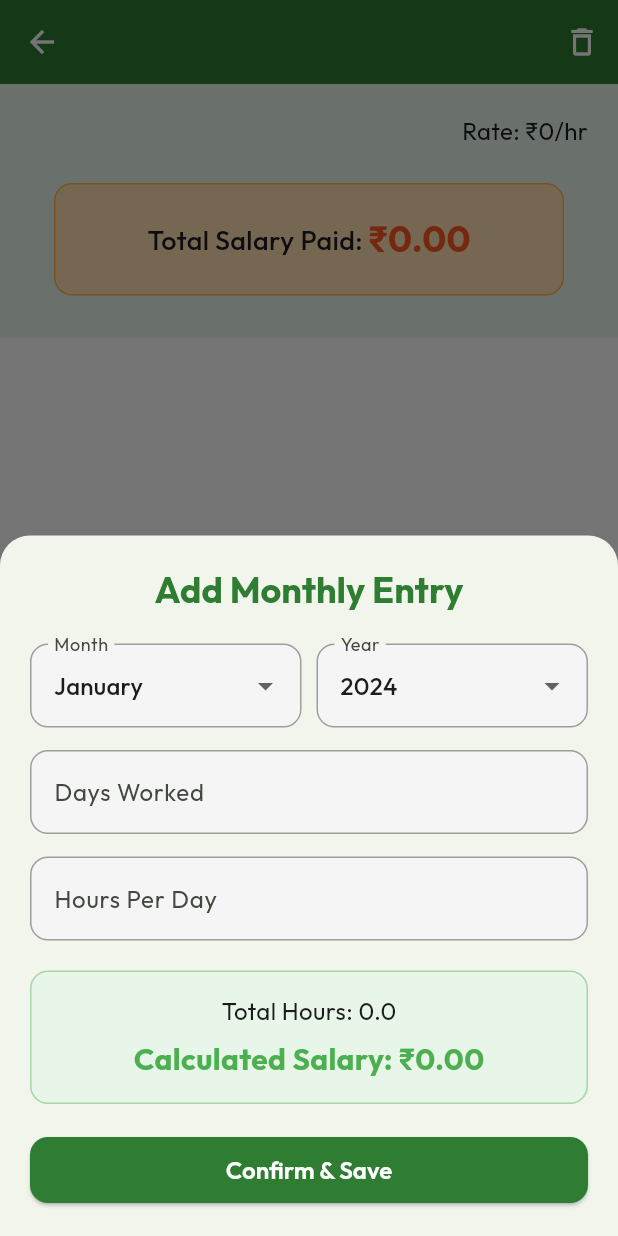
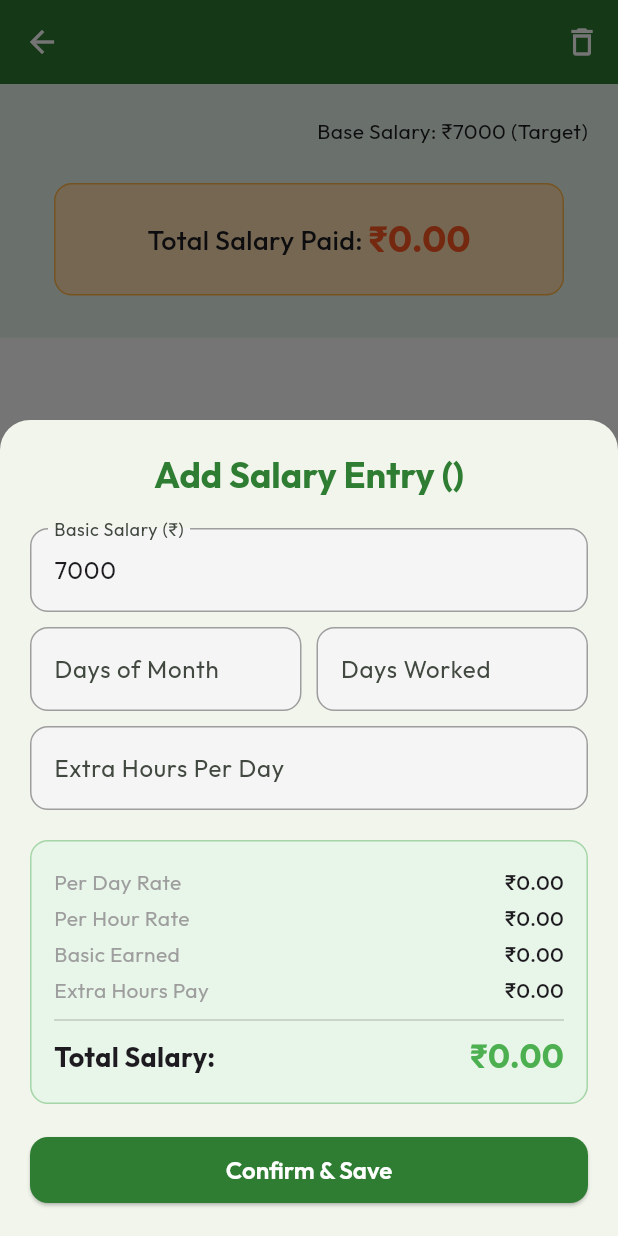
Before and after one commit to Ishwari2010/advait_academy, a Flutter app: the StaffDetailScreen screen opened directly with empty values, after a tap on "Add Monthly Entry", on a phone screen of 412 x 824 dp. Run offline on Flutter 3.47's test engine with Material 3 defaults, Android fonts, the phone set to English and light mode, and no system bars; our stand-ins replace google_fonts, supabase_flutter; accounts and stored records are empty.

Commit message:
Refine Teaching Records: hide month/year, show added date, set nulls in DB

```diff
--- a/lib/models/salary_record_model.dart
+++ b/lib/models/salary_record_model.dart
@@ -1,40 +1,63 @@
 class SalaryRecord {
   final String id;
   final String staffId;
-  final int month; // Changed from String to int (1-12)
-  final int year;
+  final int? month;
+  final int? year;
   final double daysWorked;
-  final double hoursPerDay;
-  final double totalHours;
-  final double hourlyRate;
-  final double calculatedSalary;
   final DateTime createdAt;
+
+  // New Fields for Redesign
+  final double? daysOfMonth;
+  final double? std9Hours;
+  final double? std10Hours;
+  final double? std9Amount;
+  final double? std10Amount;
+  final double? basicSalary;
+  final double? extraHoursPerDay;
+  final double? perDayRate;
+  final double? perHourRate;
+  final double? extraHoursPay;
+  final double? totalSalary;
 
   SalaryRecord({
     required this.id,
     required this.staffId,
-    required this.month,
-    required this.year,
+    this.month,
+    this.year,
     required this.daysWorked,
-    required this.hoursPerDay,
-    required this.totalHours,
-    required this.hourlyRate,
-    required this.calculatedSalary,
     required this.createdAt,
+    this.daysOfMonth,
+    this.std9Hours,
+    this.std10Hours,
+    this.std9Amount,
+    this.std10Amount,
+    this.basicSalary,
+    this.extraHoursPerDay,
+    this.perDayRate,
+    this.perHourRate,
+    this.extraHoursPay,
+    this.totalSalary,
   });
 
   factory SalaryRecord.fromMap(Map<String, dynamic> map) {
     return SalaryRecord(
       id: map["id"]?.toString() ?? "",
       staffId: map["staff_id"]?.toString() ?? "",
-      month: map["month"] ?? 1,
-      year: map["year"] ?? 0,
+      month: map["month"] as int?,
+      year: map["year"] as int?,
       daysWorked: (map["days_worked"] ?? 0).toDouble(),
-      hoursPerDay: (map["hours_per_day"] ?? 0).toDouble(),
-      totalHours: (map["total_hours"] ?? 0).toDouble(),
-      hourlyRate: (map["hourly_rate"] ?? 0).toDouble(),
-      calculatedSalary: (map["calculated_salary"] ?? 0).toDouble(),
       createdAt: DateTime.parse(map["created_at"]),
+      daysOfMonth: (map["days_of_month"] as num?)?.toDouble(),
+      std9Hours: (map["std9_hours"] as num?)?.toDouble(),
+      std10Hours: (map["std10_hours"] as num?)?.toDouble(),
+      std9Amount: (map["std9_amount"] as num?)?.toDouble(),
+      std10Amount: (map["std10_amount"] as num?)?.toDouble(),
+      basicSalary: (map["basic_salary"] as num?)?.toDouble(),
+      extraHoursPerDay: (map["extra_hours_per_day"] as num?)?.toDouble(),
+      perDayRate: (map["per_day_rate"] as num?)?.toDouble(),
+      perHourRate: (map["per_hour_rate"] as num?)?.toDouble(),
+      extraHoursPay: (map["extra_hours_pay"] as num?)?.toDouble(),
+      totalSalary: (map["total_salary"] as num?)?.toDouble(),
     );
   }
 
@@ -44,11 +67,18 @@ class SalaryRecord {
       "month": month,
       "year": year,
       "days_worked": daysWorked,
-      "hours_per_day": hoursPerDay,
-      "total_hours": totalHours,
-      "hourly_rate": hourlyRate,
-      "calculated_salary": calculatedSalary,
       "created_at": createdAt.toIso8601String(),
+      if (daysOfMonth != null) "days_of_month": daysOfMonth,
+      if (std9Hours != null) "std9_hours": std9Hours,
+      if (std10Hours != null) "std10_hours": std10Hours,
+      if (std9Amount != null) "std9_amount": std9Amount,
+      if (std10Amount != null) "std10_amount": std10Amount,
+      if (basicSalary != null) "basic_salary": basicSalary,
+      if (extraHoursPerDay != null) "extra_hours_per_day": extraHoursPerDay,
+      if (perDayRate != null) "per_day_rate": perDayRate,
+      if (perHourRate != null) "per_hour_rate": perHourRate,
+      if (extraHoursPay != null) "extra_hours_pay": extraHoursPay,
+      if (totalSalary != null) "total_salary": totalSalary,
     };
   }
 }
--- a/lib/widgets/add_salary_bottom_sheet.dart
+++ b/lib/widgets/add_salary_bottom_sheet.dart
@@ -1,15 +1,17 @@
-import "package:flutter/material.dart";
+\import "package:flutter/material.dart";
 import "package:provider/provider.dart";
 import "../models/salary_record_model.dart";
 import "../providers/staff_provider.dart";
 
 class AddSalaryBottomSheet extends StatefulWidget {
   final String staffId;
+  final String staffCategory;
   final double hourlyRate;
 
   const AddSalaryBottomSheet({
     super.key,
     required this.staffId,
+    required this.staffCategory,
     required this.hourlyRate,
   });
 
@@ -19,32 +21,69 @@ class AddSalaryBottomSheet extends StatefulWidget {
 
 class _AddSalaryBottomSheetState extends State<AddSalaryBottomSheet> {
   final _formKey = GlobalKey<FormState>();
-  String _selectedMonthName = "January";
-  int _selectedYear = 2024;
-  final _daysController = TextEditingController();
-  final _hoursController = TextEditingController();
 
-  double _calculatedSalary = 0;
-  double _totalHoursResult = 0;
+  // Consonants for common fields
+  final _daysOfMonthController = TextEditingController();
+  final _daysWorkedController = TextEditingController();
 
-  final List<String> _months = [
-    "January", "February", "March", "April", "May", "June",
-    "July", "August", "September", "October", "November", "December"
-  ];
+  // Teaching Specific
+  final _std9HoursController = TextEditingController();
+  final _std10HoursController = TextEditingController();
+  double _std9Amount = 0;
+  double _std10Amount = 0;
 
-  final List<int> _years = [2023, 2024, 2025, 2026];
+  // Non-Teaching Specific
+  final _basicSalaryController = TextEditingController(text: "7000");
+  final _extraHoursPerDayController = TextEditingController();
+  double _perDayRate = 0;
+  double _perHourRate = 0;
+  double _basicEarned = 0;
+  double _extraPay = 0;
+
+  double _totalSalary = 0;
+
+  @override
+  void initState() {
+    super.initState();
+    _daysOfMonthController.addListener(_calculate);
+    _daysWorkedController.addListener(_calculate);
+    _std9HoursController.addListener(_calculate);
+    _std10HoursController.addListener(_calculate);
+    _basicSalaryController.addListener(_calculate);
+    _extraHoursPerDayController.addListener(_calculate);
+  }
 
   void _calculate() {
-    final days = double.tryParse(_daysController.text) ?? 0;
-    final hours = double.tryParse(_hoursController.text) ?? 0;
+    final dom = double.tryParse(_daysOfMonthController.text) ?? 1; // avoid /0
+    final dw = double.tryParse(_daysWorkedController.text) ?? 0;
+
+    if (widget.staffCategory == "Teaching") {
+      final s9h = double.tryParse(_std9HoursController.text) ?? 0;
+      final s10h = double.tryParse(_std10HoursController.text) ?? 0;
+
       setState(() {
-      _totalHoursResult = days * hours;
-      _calculatedSalary = _totalHoursResult * widget.hourlyRate;
+        _std9Amount = s9h * 100;
+        _std10Amount = s10h * 200;
+        _totalSalary = _std9Amount + _std10Amount;
       });
+    } else {
+      final basic = double.tryParse(_basicSalaryController.text) ?? 0;
+      final extraHPD = double.tryParse(_extraHoursPerDayController.text) ?? 0;
+
+      setState(() {
+        _perDayRate = basic / (dom > 0 ? dom : 1);
+        _perHourRate = _perDayRate / 3;
+        _basicEarned = _perDayRate * dw;
+        _extraPay = extraHPD * dw * _perHourRate;
+        _totalSalary = _basicEarned + _extraPay;
+      });
+    }
   }
 
   @override
   Widget build(BuildContext context) {
+    final isTeaching = widget.staffCategory == "Teaching";
+
     return Padding(
       padding: EdgeInsets.only(
         bottom: MediaQuery.of(context).viewInsets.bottom,
@@ -60,51 +99,113 @@ class _AddSalaryBottomSheetState extends State<AddSalaryBottomSheet> {
             crossAxisAlignment: CrossAxisAlignment.stretch,
             children: [
               Text(
-                "Add Monthly Entry",
+                "Add Salary Entry (${widget.staffCategory})",
                 style: Theme.of(context).textTheme.headlineSmall?.copyWith(
                     fontWeight: FontWeight.bold, color: Colors.green[800]),
                 textAlign: TextAlign.center,
               ),
               const SizedBox(height: 20),
+
+              if (isTeaching) ..._buildTeachingFields() else ..._buildNonTeachingFields(),
+
+              const SizedBox(height: 20),
+              _buildCalculationSummary(isTeaching),
+              const SizedBox(height: 20),
+
+              ElevatedButton(
+                onPressed: () => _saveRecord(context),
+                child: const Text("Confirm & Save"),
+              ),
+              const SizedBox(height: 20),
+            ],
+          ),
+        ),
+      ),
+    );
+  }
+
+  List<Widget> _buildTeachingFields() {
+    return [
+      TextFormField(
+        controller: _daysOfMonthController,
+        decoration: const InputDecoration(labelText: "Days of Month", hintText: "e.g. 30"),
+        keyboardType: TextInputType.number,
+        validator: (v) => v!.isEmpty ? "Required" : null,
+      ),
+      const SizedBox(height: 10),
+      TextFormField(
+        controller: _daysWorkedController,
+        decoration: const InputDecoration(labelText: "Days Worked", hintText: "e.g. 26"),
+        keyboardType: TextInputType.number,
+        validator: (v) => v!.isEmpty ? "Required" : null,
+      ),
+      const SizedBox(height: 10),
       Row(
         children: [
           Expanded(
-                    child: DropdownButtonFormField<String>(
-                      value: _selectedMonthName,
-                      decoration: const InputDecoration(labelText: "Month"),
-                      items: _months.map((m) => DropdownMenuItem(value: m, child: Text(m))).toList(),
-                      onChanged: (val) => setState(() => _selectedMonthName = val!),
+            child: TextFormField(
+              controller: _std9HoursController,
+              decoration: const InputDecoration(labelText: "Std 9 Hrs", hintText: "Hours"),
+              keyboardType: TextInputType.number,
+              validator: (v) => v!.isEmpty ? "Required" : null,
             ),
           ),
           const SizedBox(width: 10),
           Expanded(
-                    child: DropdownButtonFormField<int>(
-                      value: _selectedYear,
-                      decoration: const InputDecoration(labelText: "Year"),
-                      items: _years.map((y) => DropdownMenuItem(value: y, child: Text(y.toString()))).toList(),
-                      onChanged: (val) => setState(() => _selectedYear = val!),
+            child: TextFormField(
+              controller: _std10HoursController,
+              decoration: const InputDecoration(labelText: "Std 10 Hrs", hintText: "Hours"),
+              keyboardType: TextInputType.number,
+              validator: (v) => v!.isEmpty ? "Required" : null,
             ),
           ),
         ],
       ),
-              const SizedBox(height: 15),
+    ];
+  }
+
+  List<Widget> _buildNonTeachingFields() {
+    return [
       TextFormField(
-                controller: _daysController,
-                decoration: const InputDecoration(labelText: "Days Worked", hintText: "e.g. 26"),
+        controller: _basicSalaryController,
+        decoration: const InputDecoration(labelText: "Basic Salary (\u{20B9})", hintText: "7000"),
         keyboardType: TextInputType.number,
-                onChanged: (_) => _calculate(),
-                validator: (val) => (val == null || val.isEmpty) ? "Required" : null,
+        validator: (v) => v!.isEmpty ? "Required" : null,
       ),
-              const SizedBox(height: 15),
+      const SizedBox(height: 10),
+      Row(
+        children: [
+          Expanded(
+            child: TextFormField(
+              controller: _daysOfMonthController,
+              decoration: const InputDecoration(labelText: "Days of Month"),
+              keyboardType: TextInputType.number,
+              validator: (v) => v!.isEmpty ? "Required" : null,
+            ),
+          ),
+          const SizedBox(width: 10),
+          Expanded(
+            child: TextFormField(
+              controller: _daysWorkedController,
+              decoration: const InputDecoration(labelText: "Days Worked"),
+              keyboardType: TextInputType.number,
+              validator: (v) => v!.isEmpty ? "Required" : null,
+            ),
+          ),
+        ],
+      ),
+      const SizedBox(height: 10),
       TextFormField(
-                controller: _hoursController,
-                decoration: const InputDecoration(labelText: "Hours Per Day", hintText: "e.g. 8"),
+        controller: _extraHoursPerDayController,
+        decoration: const InputDecoration(labelText: "Extra Hours Per Day", hintText: "Beyond 3hrs/day"),
         keyboardType: TextInputType.number,
-                onChanged: (_) => _calculate(),
-                validator: (val) => (val == null || val.isEmpty) ? "Required" : null,
+        validator: (v) => v!.isEmpty ? "Required" : null,
       ),
-              const SizedBox(height: 20),
-              Container(
+    ];
+  }
+
+  Widget _buildCalculationSummary(bool isTeaching) {
+    return Container(
       padding: const EdgeInsets.all(15),
       decoration: BoxDecoration(
         color: Colors.green[50],
@@ -113,36 +214,68 @@ class _AddSalaryBottomSheetState extends State<AddSalaryBottomSheet> {
       ),
       child: Column(
         children: [
-                    Text("Total Hours: ${_totalHoursResult.toStringAsFixed(1)}",
-                        style: const TextStyle(fontSize: 16)),
-                    const SizedBox(height: 5),
-                    Text(
-                      "Calculated Salary: \u{20B9}${_calculatedSalary.toStringAsFixed(2)}",
-                      style: const TextStyle(
-                        fontSize: 20,
-                        fontWeight: FontWeight.bold,
-                        color: Colors.green,
-                      ),
+          if (isTeaching) ...[
+            _summaryRow("Std 9 Amount", _std9Amount),
+            _summaryRow("Std 10 Amount", _std10Amount),
+          ] else ...[
+            _summaryRow("Per Day Rate", _perDayRate),
+            _summaryRow("Per Hour Rate", _perHourRate),
+            _summaryRow("Basic Earned", _basicEarned),
+            _summaryRow("Extra Hours Pay", _extraPay),
+          ],
+          const Divider(),
+          Row(
+            mainAxisAlignment: MainAxisAlignment.spaceBetween,
+            children: [
+              const Text("Total Salary:", style: TextStyle(fontWeight: FontWeight.bold, fontSize: 18)),
+              Text("\u{20B9}${_totalSalary.toStringAsFixed(2)}",
+                  style: const TextStyle(fontSize: 22, fontWeight: FontWeight.bold, color: Colors.green)),
+            ],
           ),
         ],
       ),
+    );
+  }
+
+  Widget _summaryRow(String label, double value) {
+    return Padding(
+      padding: const EdgeInsets.symmetric(vertical: 2),
+      child: Row(
+        mainAxisAlignment: MainAxisAlignment.spaceBetween,
+        children: [
+          Text(label, style: const TextStyle(color: Colors.grey)),
+          Text("\u{20B9}${value.toStringAsFixed(2)}", style: const TextStyle(fontWeight: FontWeight.w500)),
+        ],
       ),
-              const SizedBox(height: 20),
-              ElevatedButton(
-                onPressed: () async {
+    );
+  }
+
+  void _saveRecord(BuildContext context) async {
     if (_formKey.currentState!.validate()) {
+      final now = DateTime.now();
+      final isTeaching = widget.staffCategory == "Teaching";
+
       final record = SalaryRecord(
         id: "",
         staffId: widget.staffId,
-                      month: _months.indexOf(_selectedMonthName) + 1, // Convert to 1-12 integer
-                      year: _selectedYear,
-                      daysWorked: double.parse(_daysController.text),
-                      hoursPerDay: double.parse(_hoursController.text),
-                      totalHours: _totalHoursResult,
-                      hourlyRate: widget.hourlyRate,
-                      calculatedSalary: _calculatedSalary,
-                      createdAt: DateTime.now(),
+        // Set month and year to null for Teaching staff
+        month: isTeaching ? null : now.month,
+        year: isTeaching ? null : now.year,
+        daysWorked: double.parse(_daysWorkedController.text),
+        createdAt: now,
+        daysOfMonth: double.parse(_daysOfMonthController.text),
+        std9Hours: double.tryParse(_std9HoursController.text),
+        std10Hours: double.tryParse(_std10HoursController.text),
+        std9Amount: _std9Amount,
+        std10Amount: _std10Amount,
+        basicSalary: double.tryParse(_basicSalaryController.text),
+        extraHoursPerDay: double.tryParse(_extraHoursPerDayController.text),
+        perDayRate: _perDayRate,
+        perHourRate: _perHourRate,
+        extraHoursPay: _extraPay,
+        totalSalary: _totalSalary,
       );
+
       try {
         await context.read<StaffProvider>().addSalaryRecord(record);
         if (context.mounted) {
@@ -159,14 +292,16 @@ class _AddSalaryBottomSheetState extends State<AddSalaryBottomSheet> {
         }
       }
     }
-                },
-                child: const Text("Confirm & Save"),
-              ),
-              const SizedBox(height: 20),
-            ],
-          ),
-        ),
-      ),
-    );
   }
+
+  @override
+  void dispose() {
+    _daysOfMonthController.dispose();
+    _daysWorkedController.dispose();
+    _std9HoursController.dispose();
+    _std10HoursController.dispose();
+    _basicSalaryController.dispose();
+    _extraHoursPerDayController.dispose();
+    super.dispose();
   }
+}\
```
Also changed, not shown: lib/screens/staff_detail_screen.dart (+68 -23 lines). Lines whose indentation alone changed are shown as unchanged.
